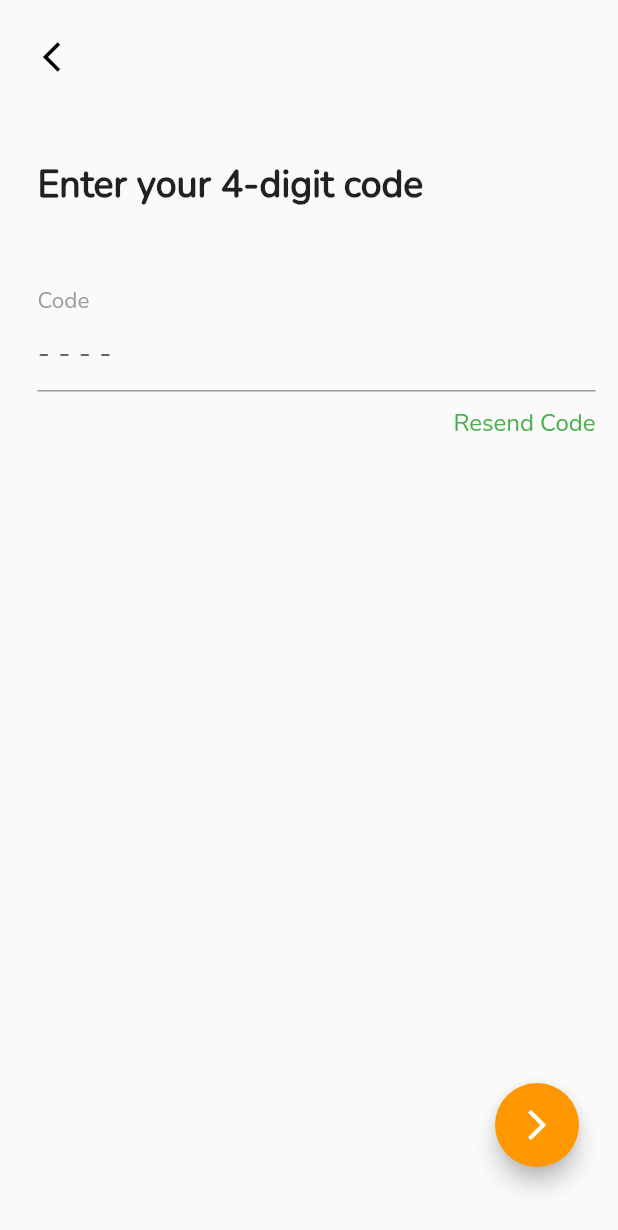
After one commit to Jinks02/Queaze, a Flutter app: the OtpCodeScreen screen opened directly, on a phone screen of 412 x 824 dp. The commit adds this screen. Shown: the top 1230 px of the screen. Run offline on Flutter 3.47's test engine with Material 2 defaults, Android fonts, the phone set to English and light mode, and no system bars; our stand-ins replace flutter_svg, intl_phone_field, smooth_page_indicator, video_player.

Commit message:
added otp screens and fixed frame 2 screen

```diff
--- a/lib/view/otp_screens/frame2_view.dart
+++ b/lib/view/otp_screens/frame2_view.dart
@@ -18,7 +18,7 @@ class _Frame2ViewState extends State<Frame2View> {
           children: [
             const SizedBox(height: 30.0),
             SizedBox(
-              height: 400,
+              height: 300,
               child: SvgPicture.asset(
                 "assets/images/login_page.svg", // todo: fix frame 2 image error
               ),
--- /dev/null
+++ b/lib/view/otp_screens/otp_code_screen.dart
@@ -0,0 +1,127 @@
+import 'package:flutter/material.dart';
+
+class OtpCodeScreen extends StatefulWidget {
+  const OtpCodeScreen({Key? key}) : super(key: key);
+
+  @override
+  State<OtpCodeScreen> createState() => _OtpCodeScreenState();
+}
+
+class _OtpCodeScreenState extends State<OtpCodeScreen> {
+  final _focusNode = FocusNode();
+  final _controller = TextEditingController();
+
+  @override
+  void initState() {
+    super.initState();
+    _focusNode.addListener(() {
+      if (_focusNode.hasFocus) {
+        _controller.clear();
+      }
+    });
+  }
+
+  @override
+  void dispose() {
+    _focusNode.dispose();
+    _controller.dispose();
+    super.dispose();
+  }
+
+  @override
+  Widget build(BuildContext context) {
+    return Scaffold(
+      appBar: AppBar(
+        backgroundColor: Colors.transparent,
+        elevation: 0,
+        leading: IconButton(
+          padding: const EdgeInsets.only(top: 20, left: 25),
+          icon: const Icon(
+            Icons.arrow_back_ios,
+            color: Colors.black,
+          ),
+          onPressed: () {
+            // Add your onPressed handler here
+          },
+        ),
+      ),
+      body: SingleChildScrollView(
+        child: Padding(
+          padding: const EdgeInsets.only(left: 25.0),
+          child: Column(
+            crossAxisAlignment: CrossAxisAlignment.start,
+            children: [
+              const SizedBox(
+                height: 50,
+              ),
+              const Text(
+                "Enter your 4-digit code",
+                style: TextStyle(fontSize: 25, fontWeight: FontWeight.bold),
+              ),
+              const SizedBox(
+                height: 50,
+              ),
+              const Text(
+                "Code",
+                style: TextStyle(fontSize: 15, color: Colors.grey),
+              ),
+              Padding(
+                padding: const EdgeInsets.only(right: 15.0),
+                child: TextFormField(
+                  controller: _controller,
+                  keyboardType: TextInputType.number,
+                  textAlign: TextAlign.start,
+                  style: const TextStyle(fontSize: 20),
+                  maxLength: 4,
+                  focusNode: _focusNode,
+                  decoration: const InputDecoration(
+                    alignLabelWithHint: true,
+                    // prefixText: '- - - -',
+                    prefixStyle: TextStyle(color: Colors.black),
+                    // contentPadding: EdgeInsets.only(left: 16),
+                    hintText: '- - - -',
+                    counterText: '',
+                  ),
+                  validator: (value) {
+                    if (value!.isEmpty) {
+                      return 'Please enter the OTP code';
+                    } else if (value.length < 4) {
+                      return 'The OTP code must be 4 digits';
+                    }
+                    return null;
+                  },
+                ),
+              ),
+              const SizedBox(
+                height: 10,
+              ),
+              Padding(
+                padding: const EdgeInsets.only(right: 15.0),
+                child: Align(
+                  alignment: Alignment.centerRight,
+                  child: InkWell(
+                    onTap: () {
+                      // todo: resend code functionality
+                    },
+                    child: const Text(
+                      "Resend Code",
+                      style: TextStyle(fontSize: 16, color: Colors.green),
+                    ),
+                  ),
+                ),
+              ),
+            ],
+          ),
+        ),
+      ),
+      floatingActionButton: Padding(
+        padding: const EdgeInsets.only(bottom: 30.0, right: 10),
+        child: FloatingActionButton(
+          onPressed: () {},
+          backgroundColor: Colors.orange,
+          child: const Icon(Icons.arrow_forward_ios),
+        ),
+      ),
+    );
+  }
+}
```
Also changed, not shown: lib/main.dart (+1 -7 lines), lib/view/otp_screens/otp_phone_number_view.dart (added, +58 -0 lines), assets/images/otp_phone_number_screen_image.svg (added).
